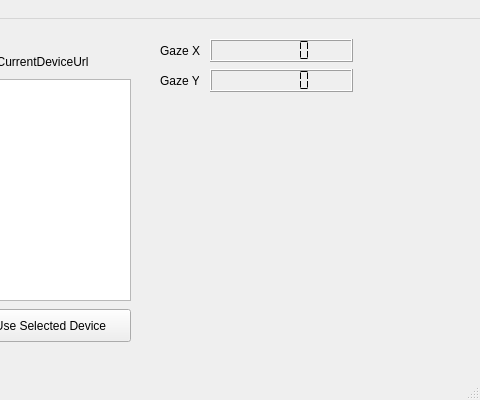
The window that src/mainwindow.ui (moodyhunter/TobiiMouse) describes before a commit, drawn with Qt 5; both pictures show x 220 to 700 and y 0 to 400 of the 700 by 400 pixel window.
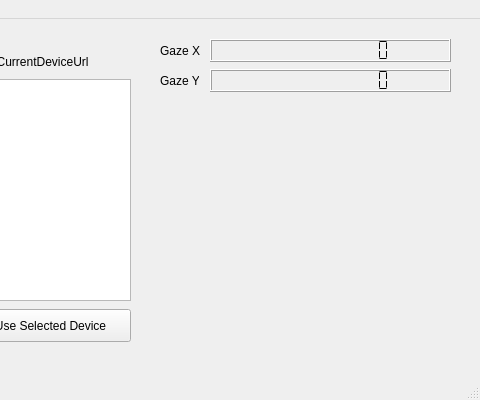
The same window after the commit.

Commit message: [Fix-WIP] Fixed windows digits display

```diff
--- a/src/mainwindow.ui
+++ b/src/mainwindow.ui
@@ -149,7 +149,7 @@
      <rect>
       <x>430</x>
       <y>50</y>
-      <width>143</width>
+      <width>241</width>
       <height>23</height>
      </rect>
     </property>
@@ -162,9 +162,15 @@
     <property name="smallDecimalPoint">
      <bool>true</bool>
     </property>
+    <property name="digitCount">
+     <number>10</number>
+    </property>
     <property name="segmentStyle">
      <enum>QLCDNumber::Flat</enum>
     </property>
+    <property name="intValue" stdset="0">
+     <number>0</number>
+    </property>
    </widget>
    <widget class="QLabel" name="label_3">
     <property name="geometry">
@@ -184,7 +190,7 @@
      <rect>
       <x>430</x>
       <y>20</y>
-      <width>143</width>
+      <width>241</width>
       <height>23</height>
      </rect>
     </property>
@@ -203,6 +209,9 @@
     <property name="smallDecimalPoint">
      <bool>true</bool>
     </property>
+    <property name="digitCount">
+     <number>10</number>
+    </property>
     <property name="segmentStyle">
      <enum>QLCDNumber::Flat</enum>
     </property>
```
Left out of the diff: 2 changed lines with no effect on the pictures. The commit also changes 3 other files.
